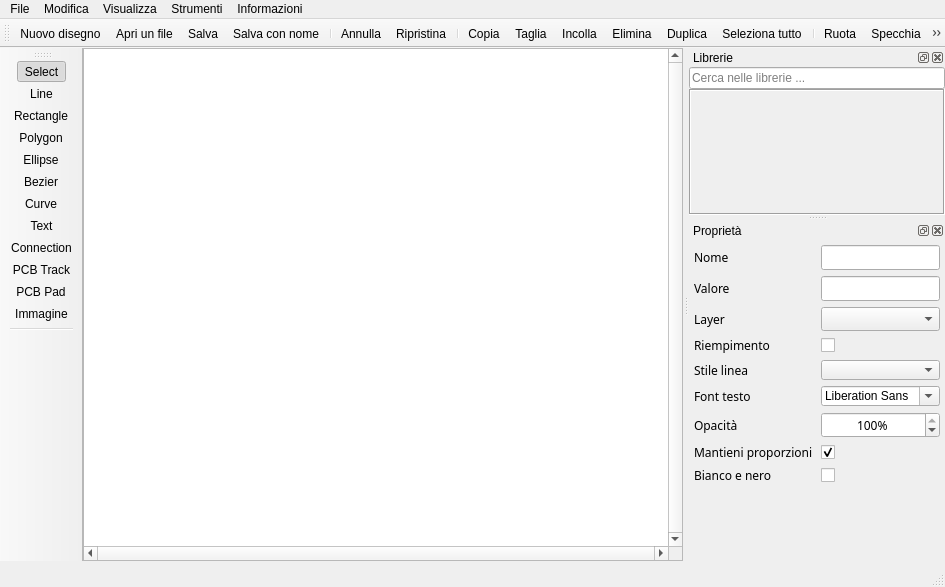
This is gui/MainWindow.ui in manufino/eSchema as Qt 5 draws it before an edit. The edited form follows.
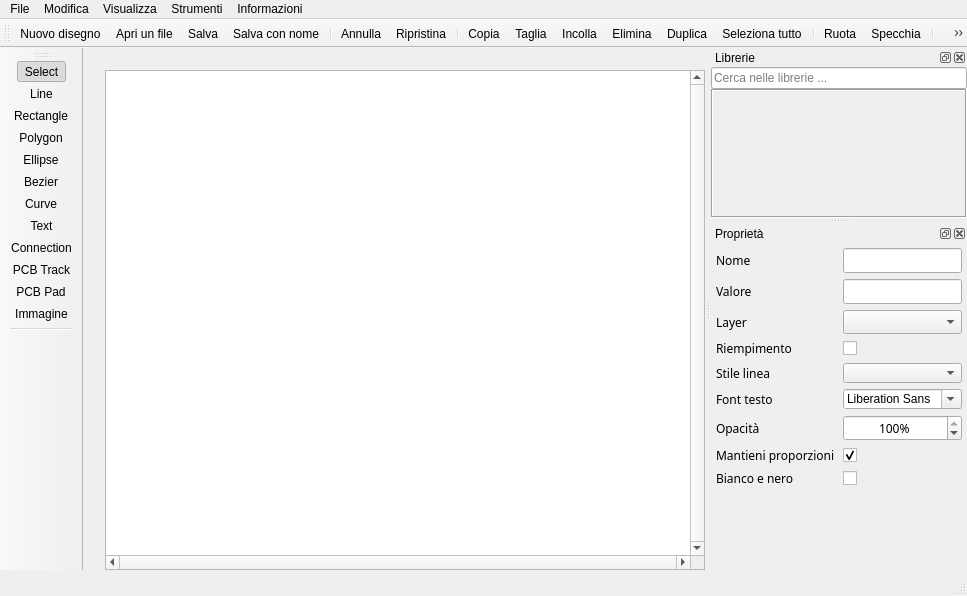
This is the edited form. Icons and pictures are not drawn. Custom widgets are drawn as their Qt base class.

Commit message:
Add horizontal and vertical rulers around the drawing area
Adds a RulerWidget (adaptive tick spacing, mouse-tracking marker) shown
along the top and left edges of the canvas, matching the layout used by
professional graphics editors. SheetView now emits viewTransformChanged()
on every pan/zoom/resize so the rulers stay in sync with the view, and a
new "rulers_visible" setting (default on, toggle in Options > Griglia)
lets the user hide them.

Patch:
```diff
--- a/gui/MainWindow.ui
+++ b/gui/MainWindow.ui
@@ -376,7 +376,7 @@
 </string>
   </property>
   <widget class="QWidget" name="centralwidget">
-   <layout class="QVBoxLayout" name="verticalLayout_4">
+   <layout class="QGridLayout" name="gridLayoutCentral">
     <property name="spacing">
      <number>0</number>
     </property>
@@ -392,7 +392,29 @@
     <property name="bottomMargin">
      <number>0</number>
     </property>
-    <item>
+    <item row="0" column="0">
+     <widget class="QWidget" name="rulerCorner">
+      <property name="minimumSize">
+       <size>
+        <width>22</width>
+        <height>22</height>
+       </size>
+      </property>
+      <property name="maximumSize">
+       <size>
+        <width>22</width>
+        <height>22</height>
+       </size>
+      </property>
+     </widget>
+    </item>
+    <item row="0" column="1">
+     <widget class="RulerWidget" name="rulerHorizontal"/>
+    </item>
+    <item row="1" column="0">
+     <widget class="RulerWidget" name="rulerVertical"/>
+    </item>
+    <item row="1" column="1">
      <widget class="SheetView" name="graphicsView">
       <property name="minimumSize">
        <size>
@@ -1768,7 +1790,12 @@
   <customwidget>
    <class>PenStyleComboBox</class>
    <extends>QComboBox</extends>
-   <header>penstylecombobox.h</header>
+   <header>PenStyleComboBox.h</header>
+  </customwidget>
+  <customwidget>
+   <class>RulerWidget</class>
+   <extends>QWidget</extends>
+   <header>RulerWidget.h</header>
   </customwidget>
  </customwidgets>
  <resources>
```
The commit also changes 10 other files.
